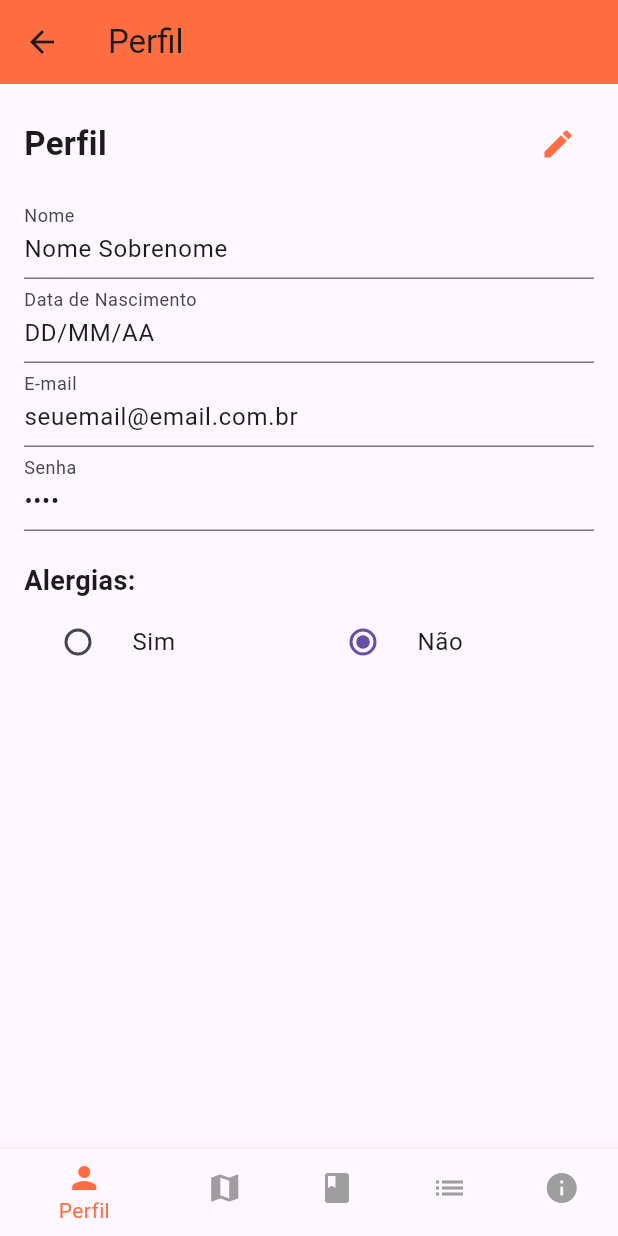
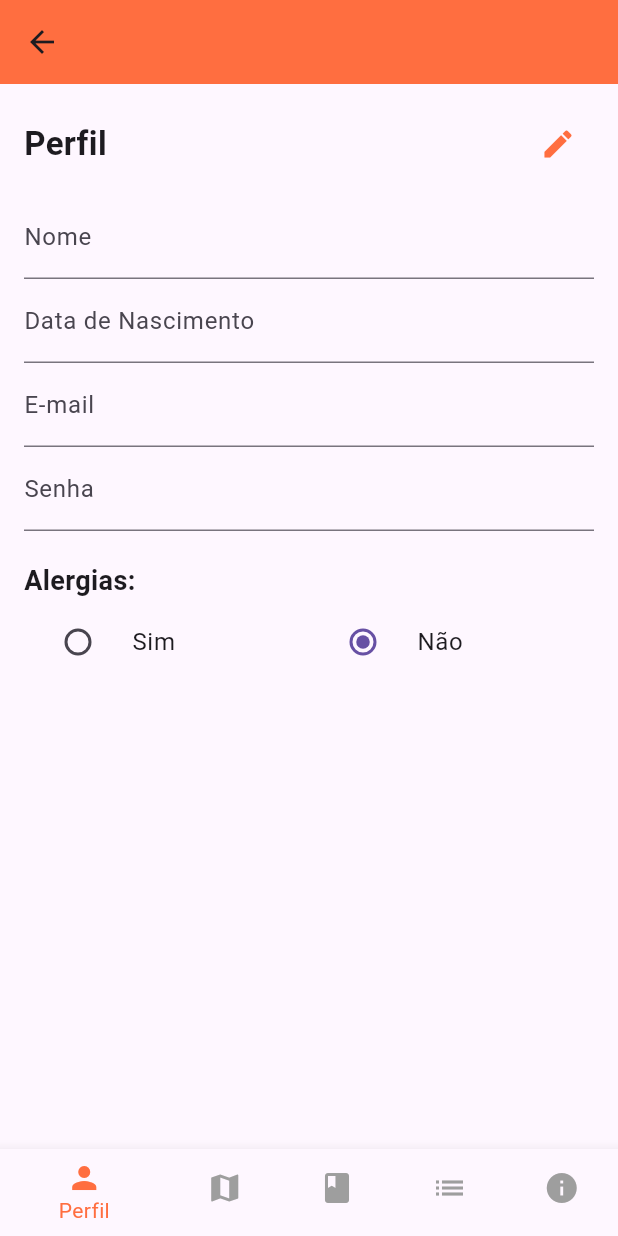
Before and after one commit to Coraville/TCC_CELIAPP, a Flutter app: the ProfilePage screen opened by its route, on a phone screen of 412 x 824 dp. Run offline on Flutter 3.47's test engine with Material 3 defaults, Android fonts, the phone set to English and light mode, and no system bars.

Commit message:
restrições e edição de perfil

```diff
--- a/lib/profile_page.dart
+++ b/lib/profile_page.dart
@@ -1,4 +1,29 @@
 import 'package:flutter/material.dart';
+import 'package:flutter/services.dart';
+
+class DateInputFormatter extends TextInputFormatter {
+  @override
+  TextEditingValue formatEditUpdate(
+      TextEditingValue oldValue, TextEditingValue newValue) {
+    String text = newValue.text.replaceAll(RegExp(r'[^0-9]'), '');
+    if (text.length > 8) {
+      text = text.substring(0, 8);
+    }
+
+    String formatted = '';
+    for (int i = 0; i < text.length; i++) {
+      if (i == 2 || i == 4) {
+        formatted += '/';
+      }
+      formatted += text[i];
+    }
+
+    return TextEditingValue(
+      text: formatted,
+      selection: TextSelection.collapsed(offset: formatted.length),
+    );
+  }
+}
 
 class ProfilePage extends StatefulWidget {
   const ProfilePage({super.key});
@@ -11,28 +36,11 @@ class _ProfilePageState extends State<ProfilePage> {
   int _selectedIndex = 0;
   bool hasAllergies = false;
   List<String> selectedAllergens = [];
-  final TextEditingController nameController = TextEditingController(text: "Nome Sobrenome");
-  final TextEditingController birthDateController = TextEditingController(text: "DD/MM/AA");
-  final TextEditingController emailController = TextEditingController(text: "seuemail@email.com.br");
-  final TextEditingController passwordController = TextEditingController(text: "****");
+  final TextEditingController nameController = TextEditingController();
+  final TextEditingController birthDateController = TextEditingController();
+  final TextEditingController emailController = TextEditingController();
+  final TextEditingController passwordController = TextEditingController();
   final TextEditingController otherAllergenController = TextEditingController();
-
-  @override
-  void initState() {
-    super.initState();
-    nameController.addListener(() {
-      if (nameController.text == "Nome Sobrenome") nameController.clear();
-    });
-    birthDateController.addListener(() {
-      if (birthDateController.text == "DD/MM/AA") birthDateController.clear();
-    });
-    emailController.addListener(() {
-      if (emailController.text == "seuemail@email.com.br") emailController.clear();
-    });
-    passwordController.addListener(() {
-      if (passwordController.text == "****") passwordController.clear();
-    });
-  }
 
   void _onItemTapped(int index) {
     setState(() {
@@ -112,7 +120,7 @@ class _ProfilePageState extends State<ProfilePage> {
   @override
   Widget build(BuildContext context) {
     return Scaffold(
-      appBar: AppBar(title: const Text('Perfil'), backgroundColor: Colors.deepOrangeAccent),
+      appBar: AppBar(title: const Text(''), backgroundColor: Colors.deepOrangeAccent),
       body: SingleChildScrollView(
         child: Padding(
           padding: const EdgeInsets.all(16.0),
@@ -136,7 +144,15 @@ class _ProfilePageState extends State<ProfilePage> {
               ),
               const SizedBox(height: 10),
               TextField(controller: nameController, decoration: const InputDecoration(labelText: "Nome")),
-              TextField(controller: birthDateController, decoration: const InputDecoration(labelText: "Data de Nascimento")),
+              TextField(
+                controller: birthDateController,
+                decoration: const InputDecoration(labelText: "Data de Nascimento"),
+                keyboardType: TextInputType.number,
+                inputFormatters: [
+                  FilteringTextInputFormatter.digitsOnly,
+                  DateInputFormatter(),
+                ],
+              ),
               TextField(controller: emailController, decoration: const InputDecoration(labelText: "E-mail")),
               TextField(controller: passwordController, obscureText: true, decoration: const InputDecoration(labelText: "Senha")),
               const SizedBox(height: 20),
```
